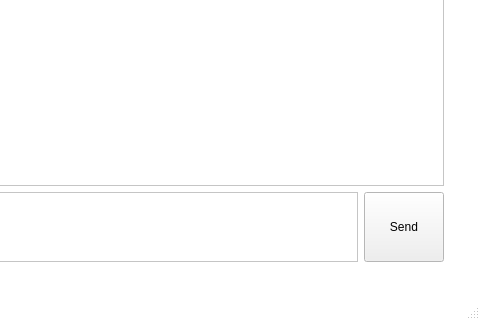
First picture: the form in client/mainwindow.ui, repository constantin1215/Scaip, before the edit; both pictures show x 720 to 1200 and y 380 to 700 of the 1200 by 700 pixel window.
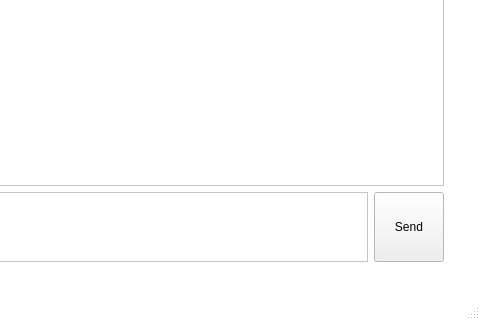
Second picture: the form after the edit. The open tabs and pages were chosen to show the change.

What changed in the file:
```diff
--- a/client/mainwindow.ui
+++ b/client/mainwindow.ui
@@ -2172,10 +2172,16 @@
                        <widget class="QPushButton" name="sendMessageButton">
                         <property name="minimumSize">
                          <size>
-                          <width>0</width>
+                          <width>70</width>
                           <height>70</height>
                          </size>
                         </property>
+                        <property name="maximumSize">
+                         <size>
+                          <width>70</width>
+                          <height>16777215</height>
+                         </size>
+                        </property>
                         <property name="text">
                          <string>Send</string>
                         </property>
```
Left out of the diff: 6 changed lines with no effect on the pictures.
